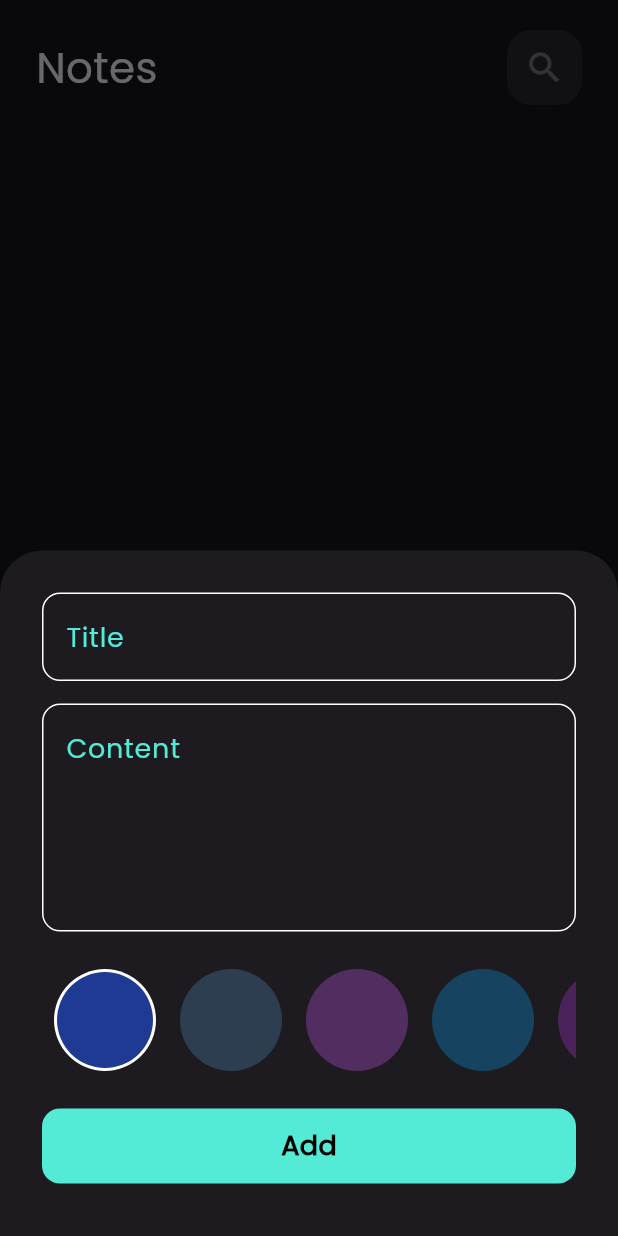
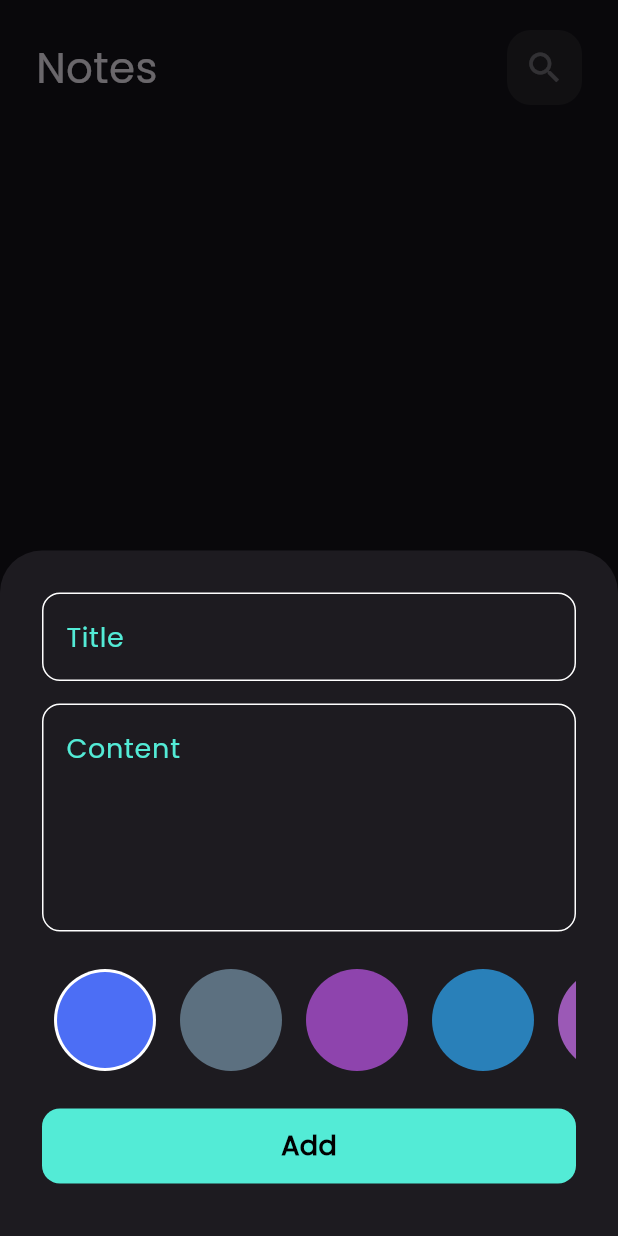
Before and after one commit to Ramahany123/Notes_app, a Flutter app: the screen it shows after launch, after a tap on the "add" icon, on a phone screen of 412 x 824 dp. Run offline on Flutter 3.47's test engine with Material 3 defaults, Android fonts, the phone set to English and light mode, and no system bars; our stand-ins replace bloc, flutter_bloc, hive, hive_flutter; accounts and stored records are empty.

Commit message:
added list for note card colors

```diff
--- a/lib/constants.dart
+++ b/lib/constants.dart
@@ -4,13 +4,13 @@ const kPrimaryColor = Color(0xff53EBD6);
 const kNotesBox = 'notes_box';
 
 const List<Color> kNoteColors = [
-  Color(0xFF1F3A93), // Dark blue
-  Color(0xFF2C3E50), // Blue-gray
-  Color(0xFF512E5F), // Deep purple
-  Color(0xFF154360), // Navy teal
-  Color(0xFF4A235A), // Royal plum
-  Color(0xFF784212), // Deep orange-brown
-  Color(0xFF145A32), // Dark forest green
-  Color(0xFF7B241C), // Brick red
-  Color(0xFF4E342E), // Coffee brown
+  Color(0xFF4C6EF5), // Lighter dark blue
+  Color(0xFF5C7080), // Lighter blue-gray
+  Color(0xFF8E44AD), // Lighter purple
+  Color(0xFF2980B9), // Lighter teal/navy
+  Color(0xFF9B59B6), // Lavender plum
+  Color(0xFFCA6F1E), // Lighter orange-brown
+  Color(0xFF27AE60), // Lighter forest green
+  Color(0xFFE74C3C), // Brick red (vibrant but nice on dark)
+  Color(0xFF8D6E63), // Softened coffee brown
 ];
```
